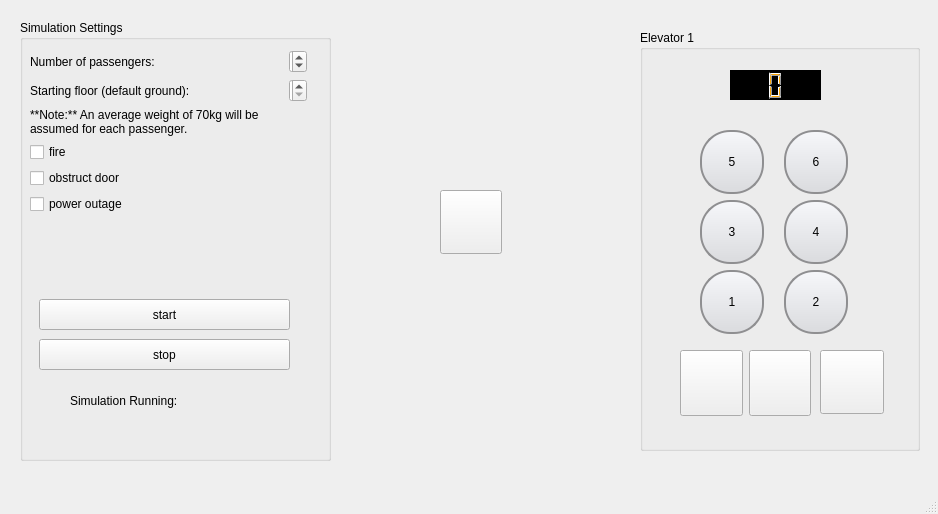
Before: the Qt Designer form assignment-03/mainwindow.ui in vidun-jay/comp3004, drawn with Qt 5.
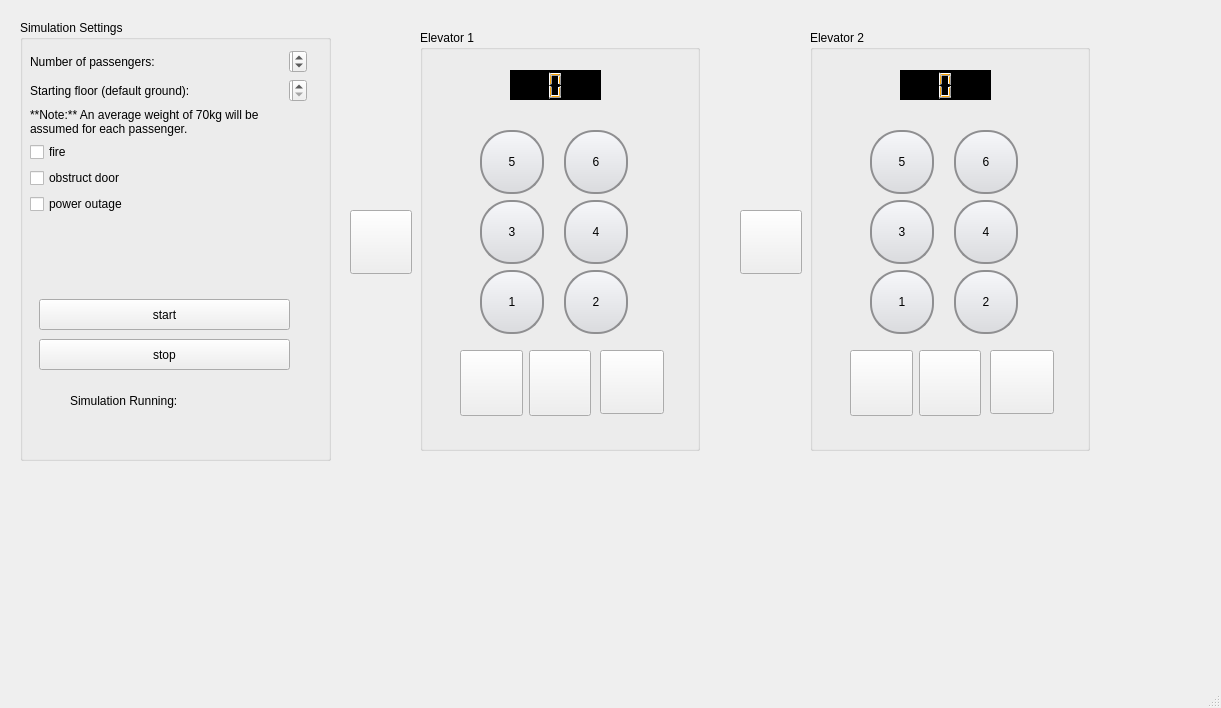
After: the same form once the commit is applied. Icons and pictures are not drawn.

Diff of the .ui file:
```diff
--- a/assignment-03/mainwindow.ui
+++ b/assignment-03/mainwindow.ui
@@ -6,8 +6,8 @@
    <rect>
     <x>0</x>
     <y>0</y>
-    <width>938</width>
-    <height>514</height>
+    <width>1221</width>
+    <height>708</height>
    </rect>
   </property>
   <property name="windowTitle">
@@ -171,7 +171,7 @@
    <widget class="QGroupBox" name="elevator_panel">
     <property name="geometry">
      <rect>
-      <x>640</x>
+      <x>420</x>
       <y>30</y>
       <width>280</width>
       <height>421</height>
@@ -464,8 +464,332 @@
    <widget class="QPushButton" name="request_elevator">
     <property name="geometry">
      <rect>
-      <x>440</x>
-      <y>190</y>
+      <x>350</x>
+      <y>210</y>
+      <width>62</width>
+      <height>64</height>
+     </rect>
+    </property>
+    <property name="sizePolicy">
+     <sizepolicy hsizetype="Minimum" vsizetype="Ignored">
+      <horstretch>0</horstretch>
+      <verstretch>0</verstretch>
+     </sizepolicy>
+    </property>
+    <property name="styleSheet">
+     <string notr="true">/* Default state (not pressed) */
+QPushButton {
+    border-image: url(:/images/request-elevator.png);
+}
+
+/* When the button is pressed */
+QPushButton:pressed {
+    border-image: url(:/images/request-elevator-pushed.png);
+}
+</string>
+    </property>
+    <property name="text">
+     <string/>
+    </property>
+   </widget>
+   <widget class="QGroupBox" name="elevator_panel_2">
+    <property name="geometry">
+     <rect>
+      <x>810</x>
+      <y>30</y>
+      <width>280</width>
+      <height>421</height>
+     </rect>
+    </property>
+    <property name="title">
+     <string>Elevator 2</string>
+    </property>
+    <widget class="QLCDNumber" name="display_2">
+     <property name="geometry">
+      <rect>
+       <x>90</x>
+       <y>40</y>
+       <width>91</width>
+       <height>30</height>
+      </rect>
+     </property>
+     <property name="layoutDirection">
+      <enum>Qt::LeftToRight</enum>
+     </property>
+     <property name="autoFillBackground">
+      <bool>false</bool>
+     </property>
+     <property name="styleSheet">
+      <string notr="true">background-color: black; 
+color: orange;</string>
+     </property>
+     <property name="digitCount">
+      <number>1</number>
+     </property>
+    </widget>
+    <widget class="QWidget" name="formLayoutWidget_4">
+     <property name="geometry">
+      <rect>
+       <x>60</x>
+       <y>100</y>
+       <width>191</width>
+       <height>284</height>
+      </rect>
+     </property>
+     <layout class="QFormLayout" name="formLayout_4">
+      <property name="horizontalSpacing">
+       <number>20</number>
+      </property>
+      <item row="0" column="0">
+       <widget class="QPushButton" name="five_2">
+        <property name="styleSheet">
+         <string notr="true">QPushButton {
+    border: 2px solid #8f8f91;
+    border-radius: 30px; 
+    background-color: qlineargradient(x1: 0, y1: 0, x2: 0, y2: 1, stop: 0 #f6f7fa, stop: 1 #dadbde);
+    min-width: 50px;
+    max-width: 50px;
+    min-height: 50px;
+    max-height: 50px;
+    padding: 5px;
+}
+
+QPushButton:pressed {
+    background-color: qlineargradient(x1: 0, y1: 0, x2: 0, y2: 1, stop: 0 #dadbde, stop: 1 #f6f7fa);
+}
+
+QPushButton:checked {
+	border: 2px solid orange;
+}</string>
+        </property>
+        <property name="text">
+         <string>5</string>
+        </property>
+       </widget>
+      </item>
+      <item row="0" column="1">
+       <widget class="QPushButton" name="six_2">
+        <property name="styleSheet">
+         <string notr="true">QPushButton {
+    border: 2px solid #8f8f91;
+    border-radius: 30px; 
+    background-color: qlineargradient(x1: 0, y1: 0, x2: 0, y2: 1, stop: 0 #f6f7fa, stop: 1 #dadbde);
+    min-width: 50px;
+    max-width: 50px;
+    min-height: 50px;
+    max-height: 50px;
+    padding: 5px;
+}
+
+QPushButton:pressed {
+    background-color: qlineargradient(x1: 0, y1: 0, x2: 0, y2: 1, stop: 0 #dadbde, stop: 1 #f6f7fa);
+}
+
+QPushButton:checked {
+	border: 2px solid orange;
+}</string>
+        </property>
+        <property name="text">
+         <string>6</string>
+        </property>
+       </widget>
+      </item>
+      <item row="1" column="0">
+       <widget class="QPushButton" name="three_2">
+        <property name="styleSheet">
+         <string notr="true">QPushButton {
+    border: 2px solid #8f8f91;
+    border-radius: 30px; 
+    background-color: qlineargradient(x1: 0, y1: 0, x2: 0, y2: 1, stop: 0 #f6f7fa, stop: 1 #dadbde);
+    min-width: 50px;
+    max-width: 50px;
+    min-height: 50px;
+    max-height: 50px;
+    padding: 5px;
+}
+
+QPushButton:pressed {
+    background-color: qlineargradient(x1: 0, y1: 0, x2: 0, y2: 1, stop: 0 #dadbde, stop: 1 #f6f7fa);
+}
+
+QPushButton:checked {
+	border: 2px solid orange;
+}</string>
+        </property>
+        <property name="text">
+         <string>3</string>
+        </property>
+       </widget>
+      </item>
+      <item row="1" column="1">
+       <widget class="QPushButton" name="four_2">
+        <property name="styleSheet">
+         <string notr="true">QPushButton {
+    border: 2px solid #8f8f91;
+    border-radius: 30px; 
+    background-color: qlineargradient(x1: 0, y1: 0, x2: 0, y2: 1, stop: 0 #f6f7fa, stop: 1 #dadbde);
+    min-width: 50px;
+    max-width: 50px;
+    min-height: 50px;
+    max-height: 50px;
+    padding: 5px;
+}
+
+QPushButton:pressed {
+    background-color: qlineargradient(x1: 0, y1: 0, x2: 0, y2: 1, stop: 0 #dadbde, stop: 1 #f6f7fa);
+}
+
+QPushButton:checked {
+	border: 2px solid orange;
+}</string>
+        </property>
+        <property name="text">
+         <string>4</string>
+        </property>
+       </widget>
+      </item>
+      <item row="2" column="0">
+       <widget class="QPushButton" name="one_2">
+        <property name="styleSheet">
+         <string notr="true">QPushButton {
+    border: 2px solid #8f8f91;
+    border-radius: 30px; 
+    background-color: qlineargradient(x1: 0, y1: 0, x2: 0, y2: 1, stop: 0 #f6f7fa, stop: 1 #dadbde);
+    min-width: 50px;
+    max-width: 50px;
+    min-height: 50px;
+    max-height: 50px;
+    padding: 5px;
+}
+
+QPushButton:pressed {
+    background-color: qlineargradient(x1: 0, y1: 0, x2: 0, y2: 1, stop: 0 #dadbde, stop: 1 #f6f7fa);
+}
+
+QPushButton:checked {
+	border: 2px solid orange;
+}</string>
+        </property>
+        <property name="text">
+         <string>1</string>
+        </property>
+       </widget>
+      </item>
+      <item row="2" column="1">
+       <widget class="QPushButton" name="two_2">
+        <property name="styleSheet">
+         <string notr="true">QPushButton {
+    border: 2px solid #8f8f91;
+    border-radius: 30px; 
+    background-color: qlineargradient(x1: 0, y1: 0, x2: 0, y2: 1, stop: 0 #f6f7fa, stop: 1 #dadbde);
+    min-width: 50px;
+    max-width: 50px;
+    min-height: 50px;
+    max-height: 50px;
+    padding: 5px;
+}
+
+QPushButton:pressed {
+    background-color: qlineargradient(x1: 0, y1: 0, x2: 0, y2: 1, stop: 0 #dadbde, stop: 1 #f6f7fa);
+}
+
+QPushButton:checked {
+	border: 2px solid orange;
+}</string>
+        </property>
+        <property name="text">
+         <string>2</string>
+        </property>
+       </widget>
+      </item>
+     </layout>
+    </widget>
+    <widget class="QWidget" name="horizontalLayoutWidget_3">
+     <property name="geometry">
+      <rect>
+       <x>40</x>
+       <y>320</y>
+       <width>131</width>
+       <height>66</height>
+      </rect>
+     </property>
+     <layout class="QHBoxLayout" name="horizontalLayout_3">
+      <item>
+       <widget class="QPushButton" name="pushButton_12">
+        <property name="sizePolicy">
+         <sizepolicy hsizetype="Minimum" vsizetype="Ignored">
+          <horstretch>0</horstretch>
+          <verstretch>0</verstretch>
+         </sizepolicy>
+        </property>
+        <property name="styleSheet">
+         <string notr="true">/* Default state (not pressed) */
+QPushButton {
+    border-image: url(:/images/elevator-open.png);
+}
+
+/* When the button is pressed */
+QPushButton:pressed {
+    border-image: url(:/images/elevator-open-pushed.png);
+}
+</string>
+        </property>
+        <property name="text">
+         <string/>
+        </property>
+       </widget>
+      </item>
+      <item>
+       <widget class="QPushButton" name="close_door_button_2">
+        <property name="sizePolicy">
+         <sizepolicy hsizetype="Ignored" vsizetype="Ignored">
+          <horstretch>0</horstretch>
+          <verstretch>0</verstretch>
+         </sizepolicy>
+        </property>
+        <property name="styleSheet">
+         <string notr="true">/* Default state (not pressed) */
+QPushButton {
+    border-image: url(:/images/elevator-close.png);
+}
+
+/* When the button is pressed */
+QPushButton:pressed {
+    border-image: url(:/images/elevator-close-pushed.png);
+}
+</string>
+        </property>
+        <property name="text">
+         <string/>
+        </property>
+       </widget>
+      </item>
+     </layout>
+    </widget>
+    <widget class="QPushButton" name="help_2">
+     <property name="geometry">
+      <rect>
+       <x>180</x>
+       <y>320</y>
+       <width>64</width>
+       <height>64</height>
+      </rect>
+     </property>
+     <property name="styleSheet">
+      <string notr="true">QPushButton {
+    border-image: url(:/images/help.png);
+}</string>
+     </property>
+     <property name="text">
+      <string/>
+     </property>
+    </widget>
+   </widget>
+   <widget class="QPushButton" name="request_elevator_2">
+    <property name="geometry">
+     <rect>
+      <x>740</x>
+      <y>210</y>
       <width>62</width>
       <height>64</height>
      </rect>
```
Left out of the diff: 2 changed lines with no effect on the pictures.
